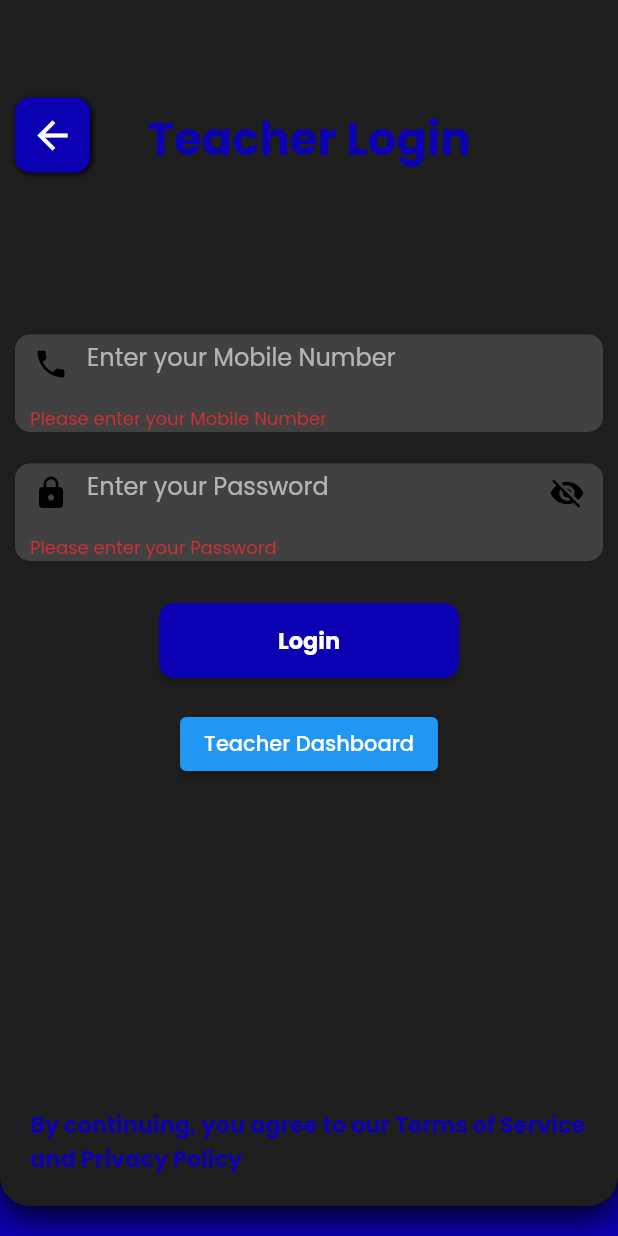
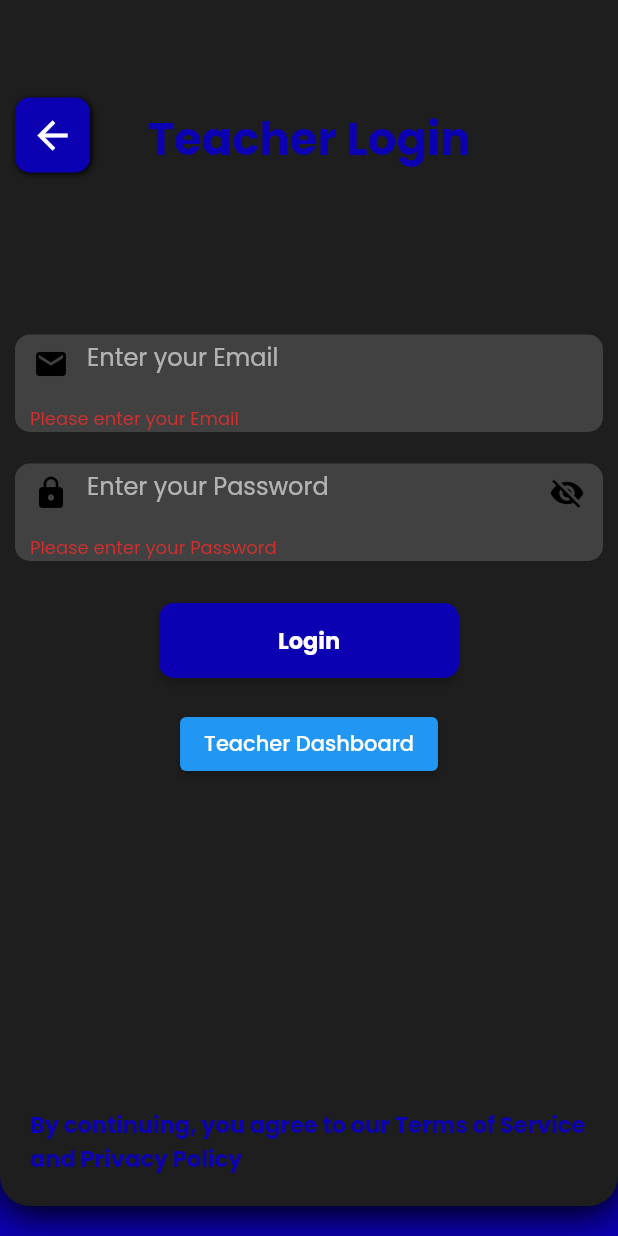
Before and after one commit to Ayushpanditmoto/kids_palace_school, a Flutter app: the LoginTeacher screen opened by its route, after a tap on "Login", on a phone screen of 412 x 824 dp. Run offline on Flutter 3.47's test engine with Material 2 defaults, Android fonts, the phone set to English and light mode, and no system bars; our stand-ins replace font_awesome_flutter, google_fonts, hive_flutter, shared_preferences, supabase_flutter; accounts and stored records are empty; network calls fail.

Commit message:
feat login and shared pref added

```diff
--- a/lib/Pages/login_teacher.dart
+++ b/lib/Pages/login_teacher.dart
@@ -1,7 +1,8 @@
 import 'package:flutter/material.dart';
 import 'package:kids/Pages/Components/text_form_field.dart';
-import 'package:kids/Pages/teacher_dashboard.dart';
 import 'package:kids/app/Routes/app.route.dart';
+import 'package:provider/provider.dart';
+import '../app/Provider/auth.provider.dart';
 
 class LoginTeacher extends StatefulWidget {
   const LoginTeacher({super.key});
@@ -11,27 +12,29 @@ class LoginTeacher extends StatefulWidget {
 }
 
 class _LoginTeacherState extends State<LoginTeacher> {
-  TextEditingController mobileC = TextEditingController();
+  TextEditingController emailC = TextEditingController();
   TextEditingController passwordC = TextEditingController();
   bool isPasswordVisible = true;
   final formKey = GlobalKey<FormState>();
 
-  void submit(Map data) async {
+  void submit(ctx, Map data) async {
     if (formKey.currentState!.validate()) {
-      print(data);
+      await Provider.of<Auth>(ctx, listen: false)
+          .login(emailC.text, passwordC.text);
+      Navigator.pushNamed(ctx, RoutePaths.teacherDashboard);
     }
   }
 
   @override
   void initState() {
-    mobileC = TextEditingController();
+    emailC = TextEditingController();
     passwordC = TextEditingController();
     super.initState();
   }
 
   @override
   void dispose() {
-    mobileC.dispose();
+    emailC.dispose();
     passwordC.dispose();
     super.dispose();
   }
@@ -112,21 +115,21 @@ class _LoginTeacherState extends State<LoginTeacher> {
                           height: 100,
                         ),
                         TextEnterArea(
-                          controller: mobileC,
-                          keyboardType: TextInputType.number,
+                          controller: emailC,
+                          keyboardType: TextInputType.emailAddress,
                           textInputAction: TextInputAction.next,
-                          hintText: 'Enter your Mobile Number',
+                          hintText: 'Enter your Email',
                           validator: (p0) {
                             if (p0!.isEmpty) {
-                              return 'Please enter your Mobile Number';
+                              return 'Please enter your Email';
                             }
-                            if (p0.length != 10) {
-                              return 'Please enter a valid Mobile Number';
+                            if (!p0.contains('@')) {
+                              return 'Please enter a valid Email';
                             }
                             return null;
                           },
                           prefixIcon: Icon(
-                            Icons.phone,
+                            Icons.email,
                             color: Theme.of(context).primaryColorDark,
                           ),
                         ),
@@ -172,10 +175,10 @@ class _LoginTeacherState extends State<LoginTeacher> {
                         ElevatedButton(
                           onPressed: () {
                             Map<String, dynamic> data = {
-                              'mobile': mobileC.text,
+                              'email': emailC.text,
                               'password': passwordC.text,
                             };
-                            submit(data);
+                            submit(context, data);
                           },
                           style: ElevatedButton.styleFrom(
                             fixedSize: const Size(200, 50),
--- a/lib/app/Provider/app.providers.dart
+++ b/lib/app/Provider/app.providers.dart
@@ -1,5 +1,5 @@
 import 'package:kids/Core/Notifiers/theme_notifier.dart';
-import 'package:kids/Core/Notifiers/auth.notifier.dart';
+import 'package:kids/app/Provider/auth.provider.dart';
 import 'package:provider/provider.dart';
 import 'package:provider/single_child_widget.dart';
 import '../Provider/state_provider.dart';
@@ -7,7 +7,7 @@ import '../Provider/state_provider.dart';
 class AppProviders {
   static List<SingleChildWidget> providers = [
     ChangeNotifierProvider(create: (_) => ThemeProvider()),
-    ChangeNotifierProvider(create: (_) => AuthNotifier()),
+    ChangeNotifierProvider(create: (_) => Auth()),
     ChangeNotifierProvider(create: (_) => HandleState()),
   ];
 }
--- a/lib/app/credentials/database.service.dart
+++ b/lib/app/credentials/database.service.dart
@@ -4,7 +4,7 @@ class DatabaseService {
   //post data to database
   Future<void> postData(String table, Map<String, dynamic> data) async {
     try {
-      final response = await Supabase.instance.client
+      await Supabase.instance.client
           .from(table)
           .insert(data)
           .then((value) => print(value.data));
--- a/lib/reuseable/reusable.dart
+++ b/lib/reuseable/reusable.dart
@@ -4,3 +4,5 @@ export './snackbar.dart';
 export './navigation.dart';
 export './hive_reusable.dart';
 export './url_launcher.dart';
+export './supabase.dart';
+export './supabase_snackbar.dart';
--- a/pubspec.yaml
+++ b/pubspec.yaml
@@ -18,6 +18,7 @@ dependencies:
   intl: ^0.17.0
   path_provider: ^2.0.12
   provider: ^6.0.5
+  shared_preferences: ^2.0.17
   supabase_flutter: ^1.2.2
   url_launcher: ^6.1.4
 
```
Also changed, not shown: lib/Core/Services/supabase.service.dart (deleted, +0 -29 lines), lib/Pages/login_student.dart (+6 -2 lines), lib/Pages/student_dashboard.dart (+7 -1 lines), lib/Pages/welcome_screen.dart (+8 -0 lines), lib/app/Provider/auth.provider.dart (added, +125 -0 lines), lib/main.dart (+21 -13 lines), lib/reuseable/supabase.dart (added, +39 -0 lines), lib/reuseable/supabase_snackbar.dart (added, +20 -0 lines), pubspec.lock, 1 other file.
